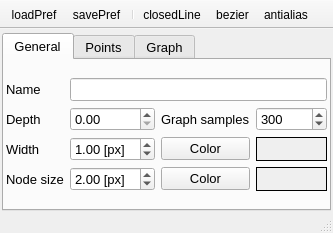
Before: the Qt Designer form UIs/nLine.ui in NeutrinoToolkit/Neutrino, drawn with Qt 5.
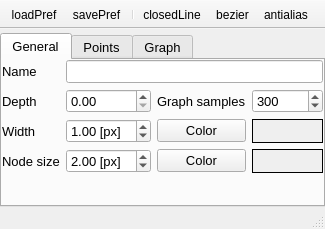
After: the same form once the commit is applied. The open tabs and pages were chosen to show the change. Icons and pictures are not drawn. Custom widgets are drawn as their Qt base class.

Diff of the .ui file:
```diff
--- a/UIs/nLine.ui
+++ b/UIs/nLine.ui
@@ -6,8 +6,8 @@
    <rect>
     <x>0</x>
     <y>0</y>
-    <width>327</width>
-    <height>233</height>
+    <width>311</width>
+    <height>229</height>
    </rect>
   </property>
   <property name="windowTitle">
@@ -19,13 +19,13 @@
   <widget class="QWidget" name="centralwidget">
    <layout class="QGridLayout" name="gridLayout">
     <property name="leftMargin">
-     <number>2</number>
+     <number>0</number>
     </property>
     <property name="topMargin">
      <number>4</number>
     </property>
     <property name="rightMargin">
-     <number>2</number>
+     <number>0</number>
     </property>
     <property name="bottomMargin">
      <number>0</number>
@@ -50,21 +50,63 @@
        <attribute name="title">
         <string>General</string>
        </attribute>
-       <layout class="QGridLayout" name="gridLayout_2">
+       <layout class="QVBoxLayout" name="verticalLayout">
         <property name="leftMargin">
-         <number>2</number>
+         <number>0</number>
         </property>
         <property name="topMargin">
          <number>0</number>
         </property>
         <property name="rightMargin">
-         <number>2</number>
+         <number>0</number>
         </property>
         <property name="bottomMargin">
          <number>0</number>
         </property>
-        <item row="0" column="0">
-         <layout class="QGridLayout" name="gridLayout_6" columnstretch="0,1,0,1">
+        <item>
+         <layout class="QGridLayout" name="gridLayout_6" columnstretch="0,0,0,0">
+          <item row="2" column="2">
+           <widget class="QPushButton" name="colorButton">
+            <property name="font">
+             <font>
+              <pointsize>10</pointsize>
+             </font>
+            </property>
+            <property name="text">
+             <string>Color</string>
+            </property>
+           </widget>
+          </item>
+          <item row="3" column="3">
+           <widget class="QLabel" name="colorHolderLabel">
+            <property name="font">
+             <font>
+              <pointsize>10</pointsize>
+             </font>
+            </property>
+            <property name="autoFillBackground">
+             <bool>true</bool>
+            </property>
+            <property name="frameShape">
+             <enum>QFrame::Box</enum>
+            </property>
+            <property name="text">
+             <string/>
+            </property>
+           </widget>
+          </item>
+          <item row="3" column="2">
+           <widget class="QPushButton" name="colorHolderButton">
+            <property name="font">
+             <font>
+              <pointsize>10</pointsize>
+             </font>
+            </property>
+            <property name="text">
+             <string>Color</string>
+            </property>
+           </widget>
+          </item>
           <item row="0" column="0">
            <widget class="QLabel" name="label_3">
             <property name="font">
@@ -77,6 +119,33 @@
             </property>
            </widget>
           </item>
+          <item row="1" column="2">
+           <widget class="QLabel" name="label_7">
+            <property name="font">
+             <font>
+              <pointsize>10</pointsize>
+             </font>
+            </property>
+            <property name="text">
+             <string>Graph samples</string>
+            </property>
+           </widget>
+          </item>
+          <item row="1" column="0">
+           <widget class="QLabel" name="label">
+            <property name="font">
+             <font>
+              <pointsize>10</pointsize>
+             </font>
+            </property>
+            <property name="text">
+             <string>Depth</string>
+            </property>
+            <property name="alignment">
+             <set>Qt::AlignLeading|Qt::AlignLeft|Qt::AlignVCenter</set>
+            </property>
+           </widget>
+          </item>
           <item row="0" column="1" colspan="3">
            <widget class="QLineEdit" name="name">
             <property name="font">
@@ -86,69 +155,6 @@
             </property>
            </widget>
           </item>
-          <item row="2" column="0">
-           <widget class="QLabel" name="label_4">
-            <property name="font">
-             <font>
-              <pointsize>10</pointsize>
-             </font>
-            </property>
-            <property name="text">
-             <string>Width</string>
-            </property>
-            <property name="alignment">
-             <set>Qt::AlignLeading|Qt::AlignLeft|Qt::AlignVCenter</set>
-            </property>
-           </widget>
-          </item>
-          <item row="2" column="1">
-           <widget class="QDoubleSpinBox" name="spinWidth">
-            <property name="font">
-             <font>
-              <pointsize>10</pointsize>
-             </font>
-            </property>
-            <property name="suffix">
-             <string> [px]</string>
-            </property>
-            <property name="singleStep">
-             <double>0.100000000000000</double>
-            </property>
-            <property name="value">
-             <double>1.000000000000000</double>
-            </property>
-           </widget>
-          </item>
-          <item row="2" column="2">
-           <widget class="QPushButton" name="colorButton">
-            <property name="font">
-             <font>
-              <pointsize>10</pointsize>
-             </font>
-            </property>
-            <property name="text">
-             <string>Color</string>
-            </property>
-           </widget>
-          </item>
-          <item row="2" column="3">
-           <widget class="QLabel" name="colorLabel">
-            <property name="font">
-             <font>
-              <pointsize>10</pointsize>
-             </font>
-            </property>
-            <property name="autoFillBackground">
-             <bool>true</bool>
-            </property>
-            <property name="frameShape">
-             <enum>QFrame::Box</enum>
-            </property>
-            <property name="text">
-             <string/>
-            </property>
-           </widget>
-          </item>
           <item row="3" column="1">
            <widget class="QDoubleSpinBox" name="spinSizeHolder">
             <property name="font">
@@ -170,36 +176,6 @@
             </property>
            </widget>
           </item>
-          <item row="3" column="2">
-           <widget class="QPushButton" name="colorHolderButton">
-            <property name="font">
-             <font>
-              <pointsize>10</pointsize>
-             </font>
-            </property>
-            <property name="text">
-             <string>Color</string>
-            </property>
-           </widget>
-          </item>
-          <item row="3" column="3">
-           <widget class="QLabel" name="colorHolderLabel">
-            <property name="font">
-             <font>
-              <pointsize>10</pointsize>
-             </font>
-            </property>
-            <property name="autoFillBackground">
-             <bool>true</bool>
-            </property>
-            <property name="frameShape">
-             <enum>QFrame::Box</enum>
-            </property>
-            <property name="text">
-             <string/>
-            </property>
-           </widget>
-          </item>
           <item row="3" column="0">
            <widget class="QLabel" name="label_2">
             <property name="font">
@@ -212,6 +188,15 @@
             </property>
            </widget>
           </item>
+          <item row="1" column="1">
+           <widget class="QDoubleSpinBox" name="spinDepth">
+            <property name="font">
+             <font>
+              <pointsize>10</pointsize>
+             </font>
+            </property>
+           </widget>
+          </item>
           <item row="1" column="3">
            <widget class="QSpinBox" name="cutPoints">
             <property name="font">
@@ -230,44 +215,72 @@
             </property>
            </widget>
           </item>
-          <item row="1" column="1">
-           <widget class="QDoubleSpinBox" name="spinDepth">
+          <item row="2" column="1">
+           <widget class="QDoubleSpinBox" name="spinWidth">
             <property name="font">
              <font>
               <pointsize>10</pointsize>
              </font>
             </property>
+            <property name="suffix">
+             <string> [px]</string>
+            </property>
+            <property name="singleStep">
+             <double>0.100000000000000</double>
+            </property>
+            <property name="value">
+             <double>1.000000000000000</double>
+            </property>
            </widget>
           </item>
-          <item row="1" column="0">
-           <widget class="QLabel" name="label">
+          <item row="2" column="0">
+           <widget class="QLabel" name="label_4">
             <property name="font">
              <font>
               <pointsize>10</pointsize>
              </font>
             </property>
             <property name="text">
-             <string>Depth</string>
+             <string>Width</string>
             </property>
             <property name="alignment">
              <set>Qt::AlignLeading|Qt::AlignLeft|Qt::AlignVCenter</set>
             </property>
            </widget>
           </item>
-          <item row="1" column="2">
-           <widget class="QLabel" name="label_7">
+          <item row="2" column="3">
+           <widget class="QLabel" name="colorLabel">
             <property name="font">
              <font>
               <pointsize>10</pointsize>
              </font>
             </property>
+            <property name="autoFillBackground">
+             <bool>true</bool>
+            </property>
+            <property name="frameShape">
+             <enum>QFrame::Box</enum>
+            </property>
             <property name="text">
-             <string>Graph samples</string>
+             <string/>
             </property>
            </widget>
           </item>
          </layout>
         </item>
+        <item>
+         <spacer name="verticalSpacer_3">
+          <property name="orientation">
+           <enum>Qt::Vertical</enum>
+          </property>
+          <property name="sizeHint" stdset="0">
+           <size>
+            <width>20</width>
+            <height>3</height>
+           </size>
+          </property>
+         </spacer>
+        </item>
        </layout>
       </widget>
       <widget class="QWidget" name="Points">
```
Left out of the diff: 2 changed lines with no effect on the pictures.
